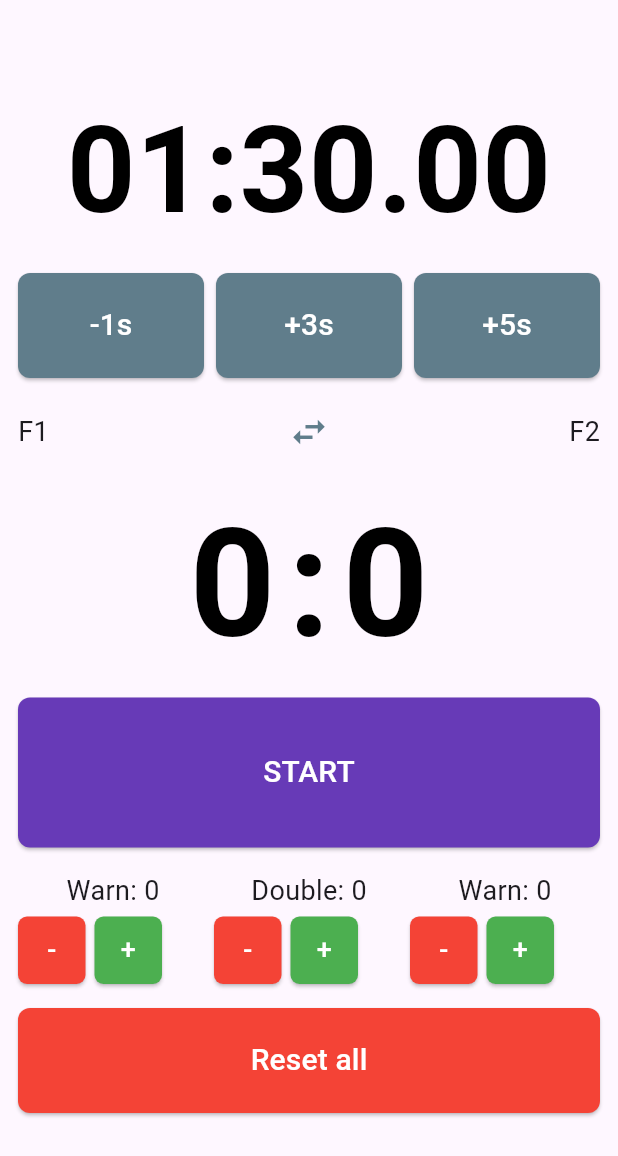
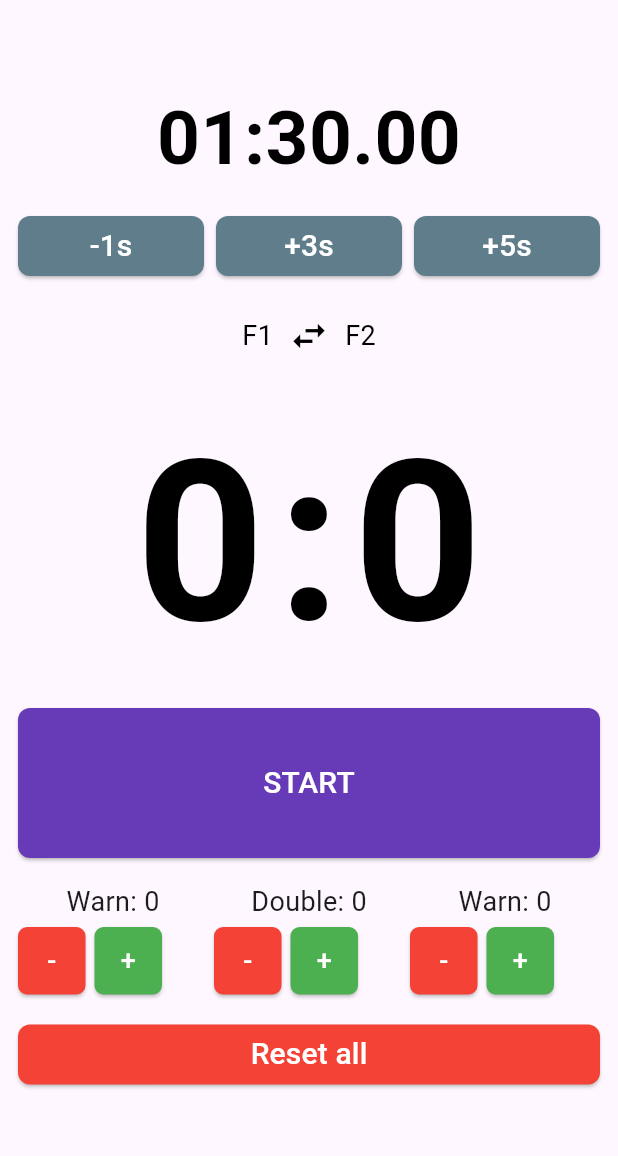
Before and after one commit to kstepanovdev/gdf_hema_timer, a Flutter app: the screen it shows after launch, on a phone screen of 412 x 824 dp. Shown: the top 1156 px of the screen. Run offline on Flutter 3.47's test engine with Material 3 defaults, Android fonts, the phone set to English and light mode, and no system bars; Roboto replaces fonts that are missing (RobotoMono).

Commit message:
fixed colors and fighters' names during active stopwatch

```diff
--- a/lib/pages/score_page.dart
+++ b/lib/pages/score_page.dart
@@ -1,6 +1,6 @@
 import 'dart:async';
 import 'package:flutter/material.dart';
-import 'package:hema_scoring_machine/widgets/score_display.dart';
+import 'package:hema_scoring_machine/widgets/active_timer_board.dart';
 
 import '../widgets/big_button.dart';
 import '../widgets/score_board.dart';
@@ -98,15 +98,7 @@ class _ScorePageState extends State<ScorePage> {
             child: Column(
               mainAxisAlignment: MainAxisAlignment.center,
               children: [
-                ScoreDisplay(
-                  leftScore: leftScore,
-                  rightScore: rightScore,
-                  color: Colors.white,
-                  onLeftTap: () => {},
-                  onRightTap: () => {},
-                  onLeftLongPress: () => {},
-                  onRightLongPress: () => {},
-                ),
+                ActiveTimerBoard(leftScore: leftScore, rightScore: rightScore),
                 TimerDisplay(color: Colors.white, time: formatTime(timer)),
 
                 const SizedBox(height: 20),
--- a/lib/widgets/big_button.dart
+++ b/lib/widgets/big_button.dart
@@ -15,7 +15,6 @@ class BigButton extends StatelessWidget {
   @override
   Widget build(BuildContext context) {
     return SizedBox(
-      height: 70,
       child: ElevatedButton(
         style: ElevatedButton.styleFrom(
           backgroundColor: color,
--- a/lib/widgets/score_board.dart
+++ b/lib/widgets/score_board.dart
@@ -6,6 +6,7 @@ class ScoreBoard extends StatelessWidget {
   final String rightName;
   final int leftScore;
   final int rightScore;
+  final Color color;
 
   final VoidCallback onLeftTap;
   final VoidCallback onLeftLongPress;
@@ -19,6 +20,8 @@ class ScoreBoard extends StatelessWidget {
     required this.rightName,
     required this.leftScore,
     required this.rightScore,
+    this.color = Colors.black,
+
     required this.onLeftTap,
     required this.onLeftLongPress,
     required this.onRightTap,
@@ -31,18 +34,14 @@ class ScoreBoard extends StatelessWidget {
     return Column(
       children: [
         Row(
-          mainAxisAlignment: MainAxisAlignment.spaceBetween,
+          mainAxisAlignment: MainAxisAlignment.center,
           children: [
-            Text(leftName, style: const TextStyle(fontSize: 18)),
+            Text(leftName, style: TextStyle(fontSize: 18, color: color)),
             IconButton(
-              icon: const Icon(
-                Icons.swap_horiz,
-                size: 28,
-                color: Colors.blueGrey,
-              ),
+              icon: Icon(Icons.swap_horiz, size: 28, color: color),
               onPressed: swapFighters,
             ),
-            Text(rightName, style: const TextStyle(fontSize: 18)),
+            Text(rightName, style: TextStyle(fontSize: 18, color: color)),
           ],
         ),
         const SizedBox(height: 6),
@@ -53,7 +52,7 @@ class ScoreBoard extends StatelessWidget {
           onLeftLongPress: onLeftLongPress,
           onRightTap: onRightTap,
           onRightLongPress: onRightLongPress,
-          color: Colors.black,
+          color: color,
         ),
       ],
     );
--- a/lib/widgets/score_display.dart
+++ b/lib/widgets/score_display.dart
@@ -75,7 +75,7 @@ class _ScoreDisplayState extends State<ScoreDisplay> {
   @override
   Widget build(BuildContext context) {
     final style = TextStyle(
-      fontSize: 100,
+      fontSize: 150,
       fontWeight: FontWeight.bold,
       color: widget.color,
     );
--- a/lib/widgets/timer_display.dart
+++ b/lib/widgets/timer_display.dart
@@ -19,7 +19,7 @@ class TimerDisplay extends StatelessWidget {
       child: Text(
         time,
         style: TextStyle(
-          fontSize: 80,
+          fontSize: 50,
           fontWeight: FontWeight.bold,
           fontFamily: 'RobotoMono',
           color: color,
```
Also changed, not shown: lib/widgets/active_timer_board.dart (added, +46 -0 lines).
